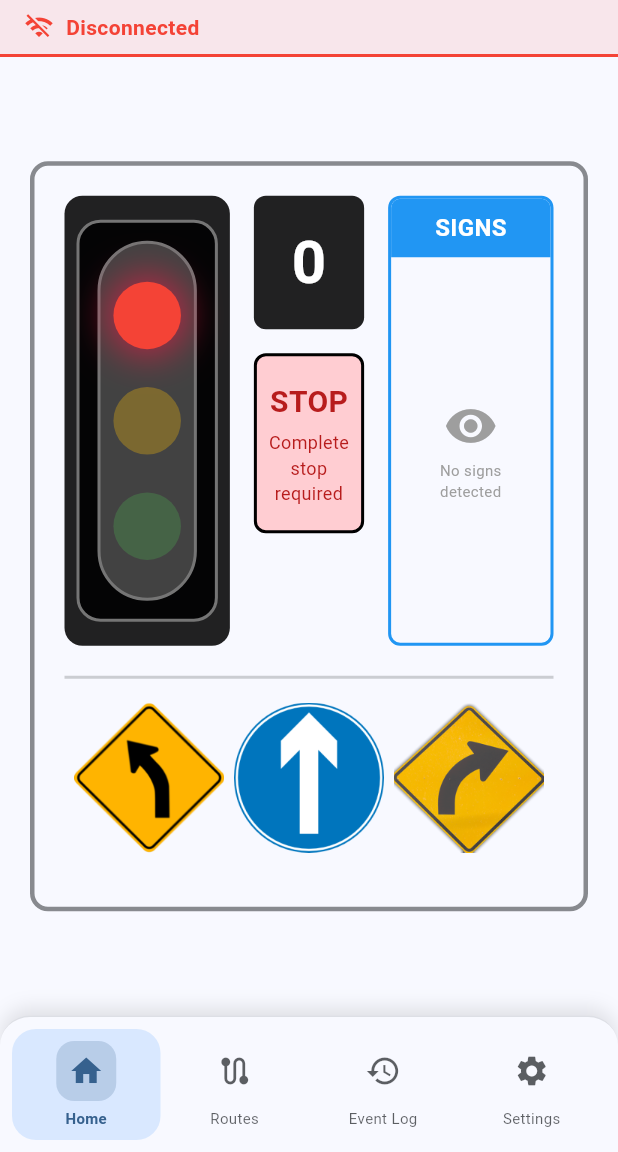
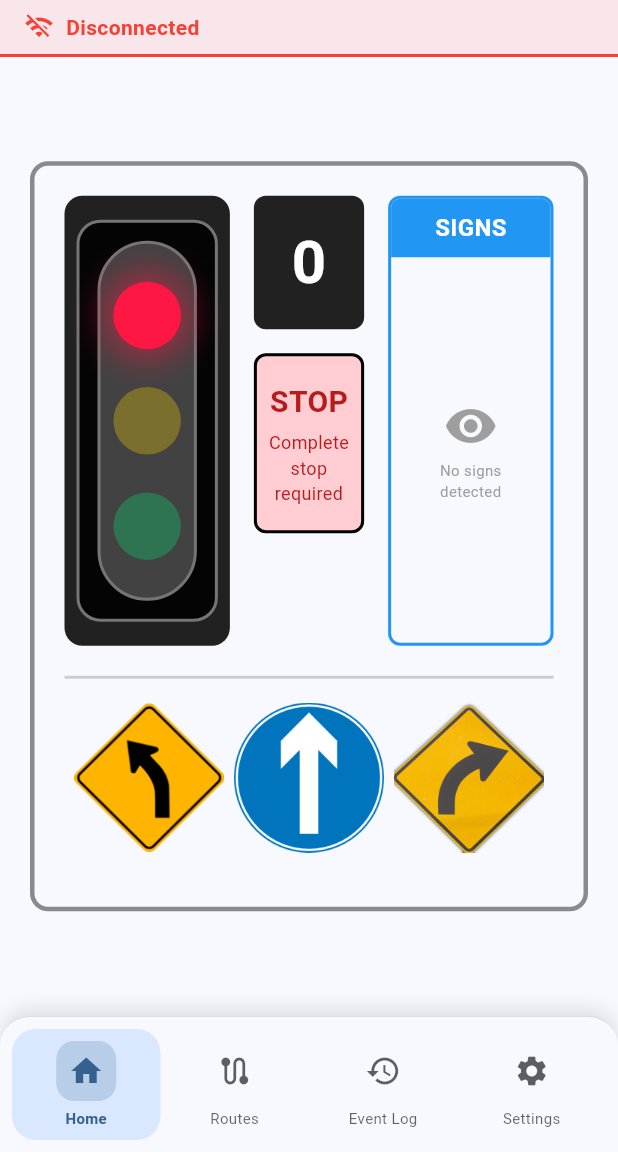
Before and after one commit to GoldenTiger720/TrafficApp, a Flutter app: the screen it shows after launch, on a phone screen of 412 x 824 dp, the part 84-1236 px from its top. Run offline on Flutter 3.47's test engine with Material 3 defaults, Android fonts, the phone set to English and light mode, and no system bars; our stand-ins replace flutter_blue_plus, flutter_local_notifications, permission_handler, share_plus, shared_preferences; missing offline and left inert: window_manager.

Commit message:
Updated traffic light color in demo mode

```diff
--- a/lib/screens/main_screen.dart
+++ b/lib/screens/main_screen.dart
@@ -95,6 +95,7 @@ class _MainScreenState extends State<MainScreen> {
                           state: trafficProvider.currentState,
                           isMinimalistic: true,
                           showCountdown: false,
+                          isDemoMode: trafficProvider.demoMode,
                           onLongPress: () => _navigateToMinimalMode(context),
                           onDoubleTap: () => _openDetailView(context),
                         ),
--- a/lib/screens/minimal_mode_screen.dart
+++ b/lib/screens/minimal_mode_screen.dart
@@ -44,6 +44,7 @@ class MinimalModeScreen extends StatelessWidget {
                               state: trafficProvider.currentState,
                               isMinimalistic: true,
                               showCountdown: false,
+                              isDemoMode: trafficProvider.demoMode,
                             ),
                           ),
                         ),
--- a/lib/widgets/traffic_light_widget.dart
+++ b/lib/widgets/traffic_light_widget.dart
@@ -9,6 +9,7 @@ class TrafficLightWidget extends StatefulWidget {
   final bool isMinimalistic;
   final bool showCountdown;
   final bool showSigns;
+  final bool isDemoMode;
   final VoidCallback? onLongPress;
   final VoidCallback? onDoubleTap;
 
@@ -18,6 +19,7 @@ class TrafficLightWidget extends StatefulWidget {
     this.isMinimalistic = false,
     this.showCountdown = true,
     this.showSigns = true,
+    this.isDemoMode = false,
     this.onLongPress,
     this.onDoubleTap,
   });
@@ -88,6 +90,18 @@ class _TrafficLightWidgetState extends State<TrafficLightWidget>
   }
 
   Color _getCurrentLightColor() {
+    if (widget.isDemoMode) {
+      // Use extra bright colors for demo mode
+      switch (widget.state.currentColor) {
+        case TrafficLightColor.red:
+          return TrafficLightColors.brightRed;
+        case TrafficLightColor.yellow:
+          return TrafficLightColors.brightYellow;
+        case TrafficLightColor.green:
+          return TrafficLightColors.brightGreen;
+      }
+    } else {
+      // Use vivid colors for normal mode
       switch (widget.state.currentColor) {
         case TrafficLightColor.red:
           return TrafficLightColors.vividRed;
@@ -95,6 +109,7 @@ class _TrafficLightWidgetState extends State<TrafficLightWidget>
           return TrafficLightColors.vividYellow;
         case TrafficLightColor.green:
           return TrafficLightColors.vividGreen;
+      }
     }
   }
 
@@ -364,6 +379,18 @@ class _TrafficLightWidgetState extends State<TrafficLightWidget>
   }
 
   Color _getStatusColor() {
+    if (widget.isDemoMode) {
+      // Use extra bright colors for demo mode
+      switch (widget.state.currentColor) {
+        case TrafficLightColor.red:
+          return TrafficLightColors.brightRed;
+        case TrafficLightColor.yellow:
+          return TrafficLightColors.brightYellow;
+        case TrafficLightColor.green:
+          return TrafficLightColors.brightGreen;
+      }
+    } else {
+      // Use vivid colors for normal mode
       switch (widget.state.currentColor) {
         case TrafficLightColor.red:
           return TrafficLightColors.vividRed;
@@ -371,6 +398,7 @@ class _TrafficLightWidgetState extends State<TrafficLightWidget>
           return TrafficLightColors.vividYellow;
         case TrafficLightColor.green:
           return TrafficLightColors.vividGreen;
+      }
     }
   }
 
@@ -1244,6 +1272,18 @@ class _TrafficLightWidgetState extends State<TrafficLightWidget>
   }
 
   Color _getTimerColor() {
+    if (widget.isDemoMode) {
+      // Use extra bright colors for demo mode
+      switch (widget.state.currentColor) {
+        case TrafficLightColor.red:
+          return TrafficLightColors.brightRed.withOpacity(0.8);
+        case TrafficLightColor.yellow:
+          return TrafficLightColors.brightYellow.withOpacity(0.8);
+        case TrafficLightColor.green:
+          return TrafficLightColors.brightGreen.withOpacity(0.8);
+      }
+    } else {
+      // Use vivid colors for normal mode
       switch (widget.state.currentColor) {
         case TrafficLightColor.red:
           return TrafficLightColors.vividRed.withOpacity(0.8);
@@ -1253,8 +1293,21 @@ class _TrafficLightWidgetState extends State<TrafficLightWidget>
           return TrafficLightColors.vividGreen.withOpacity(0.8);
       }
     }
+  }
 
   Color _getTimerBorderColor() {
+    if (widget.isDemoMode) {
+      // Use extra bright colors for demo mode
+      switch (widget.state.currentColor) {
+        case TrafficLightColor.red:
+          return TrafficLightColors.brightRed;
+        case TrafficLightColor.yellow:
+          return TrafficLightColors.brightYellow;
+        case TrafficLightColor.green:
+          return TrafficLightColors.brightGreen;
+      }
+    } else {
+      // Use vivid colors for normal mode
       switch (widget.state.currentColor) {
         case TrafficLightColor.red:
           return TrafficLightColors.vividRed;
@@ -1264,24 +1317,44 @@ class _TrafficLightWidgetState extends State<TrafficLightWidget>
           return TrafficLightColors.vividGreen;
       }
     }
+  }
 
   Widget _buildLight(TrafficLightColor color, bool isActive) {
     Color lightColor;
     Color shadowColor;
 
+    if (widget.isDemoMode) {
+      // Use extra bright colors for demo mode
       switch (color) {
         case TrafficLightColor.red:
-        lightColor = isActive ? Colors.red : Colors.red.withOpacity(0.3);
+          lightColor = isActive ? TrafficLightColors.brightRed : TrafficLightColors.brightRed.withOpacity(0.3);
+          shadowColor = isActive ? TrafficLightColors.brightRed.withOpacity(0.8) : Colors.transparent;
+          break;
+        case TrafficLightColor.yellow:
+          lightColor = isActive ? TrafficLightColors.brightYellow : TrafficLightColors.brightYellow.withOpacity(0.3);
+          shadowColor = isActive ? TrafficLightColors.brightYellow.withOpacity(0.8) : Colors.transparent;
+          break;
+        case TrafficLightColor.green:
+          lightColor = isActive ? TrafficLightColors.brightGreen : TrafficLightColors.brightGreen.withOpacity(0.3);
+          shadowColor = isActive ? TrafficLightColors.brightGreen.withOpacity(0.8) : Colors.transparent;
+          break;
+      }
+    } else {
+      // Use vivid colors for normal mode
+      switch (color) {
+        case TrafficLightColor.red:
+          lightColor = isActive ? TrafficLightColors.vividRed : TrafficLightColors.vividRed.withOpacity(0.3);
           shadowColor = isActive ? TrafficLightColors.vividRed.withOpacity(0.6) : Colors.transparent;
           break;
         case TrafficLightColor.yellow:
-        lightColor = isActive ? Colors.amber : Colors.amber.withOpacity(0.3);
+          lightColor = isActive ? TrafficLightColors.vividYellow : TrafficLightColors.vividYellow.withOpacity(0.3);
           shadowColor = isActive ? TrafficLightColors.vividYellow.withOpacity(0.6) : Colors.transparent;
           break;
         case TrafficLightColor.green:
-        lightColor = isActive ? Colors.green : Colors.green.withOpacity(0.3);
+          lightColor = isActive ? TrafficLightColors.vividGreen : TrafficLightColors.vividGreen.withOpacity(0.3);
           shadowColor = isActive ? TrafficLightColors.vividGreen.withOpacity(0.6) : Colors.transparent;
           break;
+      }
     }
 
     return Container(
@@ -1293,8 +1366,8 @@ class _TrafficLightWidgetState extends State<TrafficLightWidget>
         boxShadow: isActive ? [
           BoxShadow(
             color: shadowColor,
-            blurRadius: 20,
-            spreadRadius: 5,
+            blurRadius: widget.isDemoMode ? 30 : 20, // Increased glow for demo mode
+            spreadRadius: widget.isDemoMode ? 8 : 5, // Increased spread for demo mode
           ),
         ] : null,
       ),
```
Lines whose indentation alone changed are shown as unchanged.
